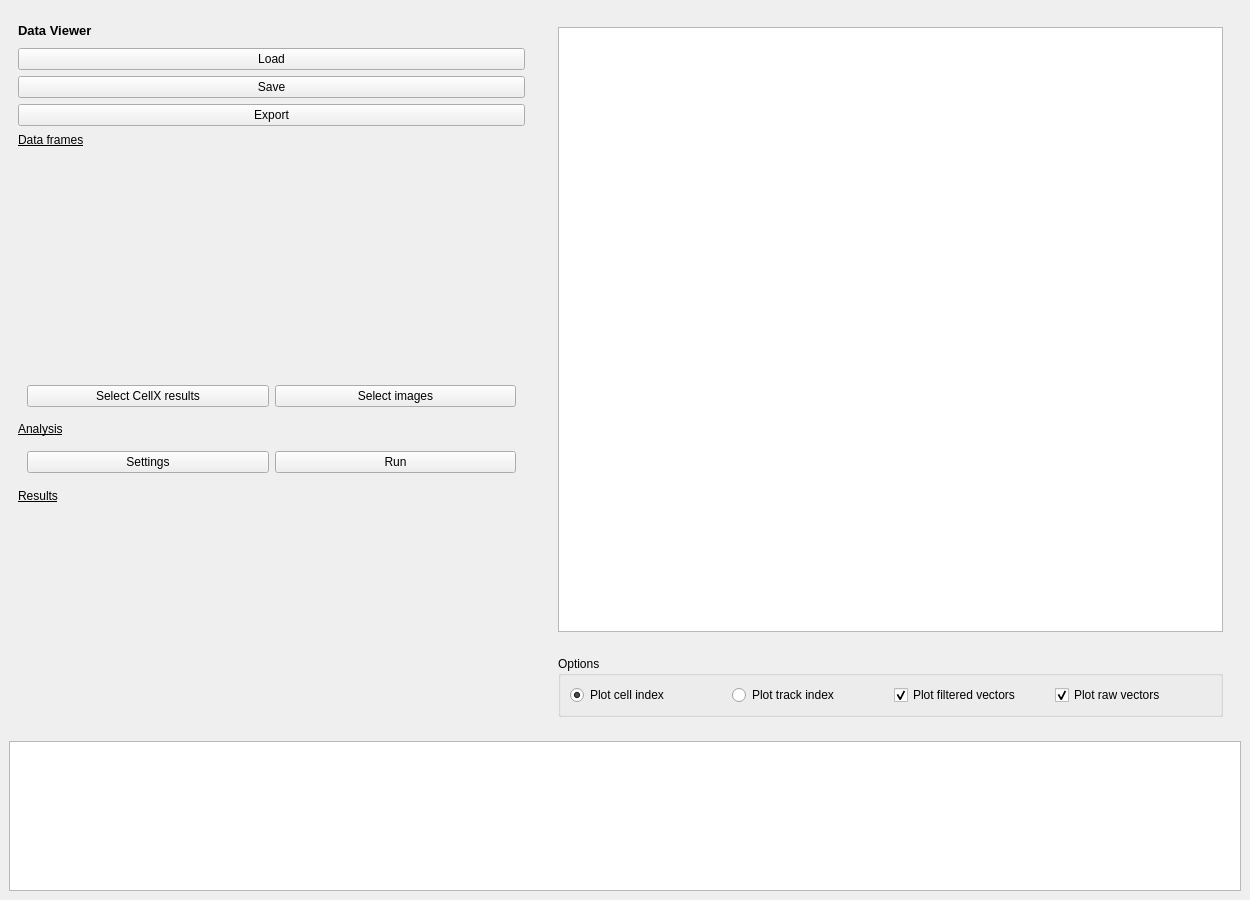
Qt form pyminflux/ui/main_window.ui (bsse-scf/pyMINFLUX) before a commit.
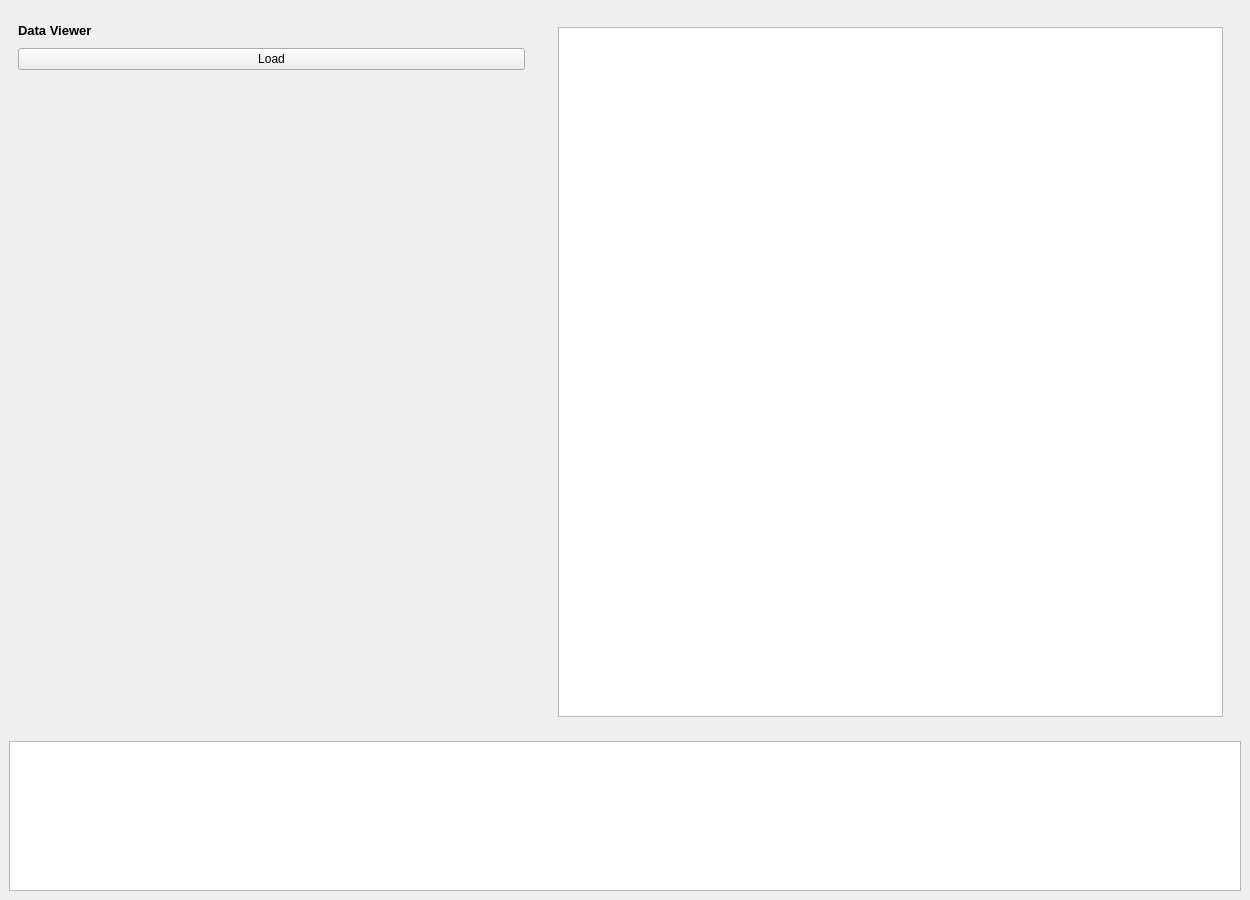
The same form after that commit.

The edit to the form file:
```diff
--- a/pyminflux/ui/main_window.ui
+++ b/pyminflux/ui/main_window.ui
@@ -20,8 +20,8 @@
    <string>MainWindow</string>
   </property>
   <widget class="QWidget" name="centralwidget">
-   <layout class="QGridLayout" name="gridLayout">
-    <item row="1" column="0">
+   <layout class="QGridLayout" name="centralwidget_layout">
+    <item row="0" column="0">
      <widget class="QWidget" name="dataviewer_widget" native="true">
       <property name="sizePolicy">
        <sizepolicy hsizetype="Preferred" vsizetype="Preferred">
@@ -68,183 +68,6 @@
          </property>
         </widget>
        </item>
-       <item>
-        <widget class="QPushButton" name="pbSaveProject">
-         <property name="text">
-          <string>Save</string>
-         </property>
-        </widget>
-       </item>
-       <item>
-        <widget class="QPushButton" name="pbExportResults">
-         <property name="text">
-          <string>Export</string>
-         </property>
-        </widget>
-       </item>
-       <item>
-        <widget class="QLabel" name="lbData">
-         <property name="sizePolicy">
-          <sizepolicy hsizetype="Preferred" vsizetype="Fixed">
-           <horstretch>0</horstretch>
-           <verstretch>0</verstretch>
-          </sizepolicy>
-         </property>
-         <property name="minimumSize">
-          <size>
-           <width>0</width>
-           <height>16</height>
-          </size>
-         </property>
-         <property name="maximumSize">
-          <size>
-           <width>16777215</width>
-           <height>16</height>
-          </size>
-         </property>
-         <property name="font">
-          <font>
-           <underline>true</underline>
-          </font>
-         </property>
-         <property name="text">
-          <string>Data frames</string>
-         </property>
-        </widget>
-       </item>
-       <item>
-        <widget class="QWidget" name="wgData" native="true">
-         <property name="sizePolicy">
-          <sizepolicy hsizetype="Preferred" vsizetype="MinimumExpanding">
-           <horstretch>0</horstretch>
-           <verstretch>0</verstretch>
-          </sizepolicy>
-         </property>
-         <layout class="QGridLayout" name="gridLayout_3">
-          <item row="0" column="0">
-           <layout class="QGridLayout" name="data_layout"/>
-          </item>
-         </layout>
-        </widget>
-       </item>
-       <item>
-        <widget class="QWidget" name="wgInputFiles" native="true">
-         <property name="sizePolicy">
-          <sizepolicy hsizetype="Preferred" vsizetype="Fixed">
-           <horstretch>0</horstretch>
-           <verstretch>0</verstretch>
-          </sizepolicy>
-         </property>
-         <property name="minimumSize">
-          <size>
-           <width>0</width>
-           <height>40</height>
-          </size>
-         </property>
-         <property name="maximumSize">
-          <size>
-           <width>16777215</width>
-           <height>184</height>
-          </size>
-         </property>
-         <layout class="QGridLayout" name="gridLayout_2">
-          <item row="0" column="0">
-           <layout class="QHBoxLayout" name="horizontalLayout">
-            <property name="sizeConstraint">
-             <enum>QLayout::SetFixedSize</enum>
-            </property>
-            <item>
-             <widget class="QPushButton" name="pbSelectData">
-              <property name="text">
-               <string>Select CellX results</string>
-              </property>
-             </widget>
-            </item>
-            <item>
-             <widget class="QPushButton" name="pbSelectImages">
-              <property name="text">
-               <string>Select images</string>
-              </property>
-             </widget>
-            </item>
-           </layout>
-          </item>
-         </layout>
-        </widget>
-       </item>
-       <item>
-        <widget class="QLabel" name="lbAnalysis">
-         <property name="font">
-          <font>
-           <italic>false</italic>
-           <underline>true</underline>
-          </font>
-         </property>
-         <property name="text">
-          <string>Analysis</string>
-         </property>
-        </widget>
-       </item>
-       <item>
-        <widget class="QWidget" name="wgAnalysis" native="true">
-         <property name="sizePolicy">
-          <sizepolicy hsizetype="Preferred" vsizetype="Fixed">
-           <horstretch>0</horstretch>
-           <verstretch>0</verstretch>
-          </sizepolicy>
-         </property>
-         <layout class="QGridLayout" name="gridLayout_6">
-          <item row="0" column="0">
-           <layout class="QGridLayout" name="gridLayout_5">
-            <item row="0" column="0">
-             <widget class="QPushButton" name="pbSettings">
-              <property name="text">
-               <string>Settings</string>
-              </property>
-             </widget>
-            </item>
-            <item row="0" column="1">
-             <widget class="QPushButton" name="pbRunTracker">
-              <property name="text">
-               <string>Run</string>
-              </property>
-             </widget>
-            </item>
-           </layout>
-          </item>
-         </layout>
-        </widget>
-       </item>
-       <item>
-        <widget class="QLabel" name="lbResults">
-         <property name="sizePolicy">
-          <sizepolicy hsizetype="Preferred" vsizetype="Fixed">
-           <horstretch>0</horstretch>
-           <verstretch>0</verstretch>
-          </sizepolicy>
-         </property>
-         <property name="minimumSize">
-          <size>
-           <width>0</width>
-           <height>16</height>
-          </size>
-         </property>
-         <property name="maximumSize">
-          <size>
-           <width>16777215</width>
-           <height>16</height>
-          </size>
-         </property>
-         <property name="font">
-          <font>
-           <underline>true</underline>
-          </font>
-         </property>
-         <property name="text">
-          <string>Results</string>
-         </property>
-        </widget>
-       </item>
        <item>
         <widget class="QWidget" name="wgResults" native="true">
          <property name="sizePolicy">
@@ -291,7 +114,7 @@
       </property>
      </widget>
     </item>
-    <item row="1" column="1">
+    <item row="0" column="1">
      <widget class="QWidget" name="plotting_widget_container" native="true">
       <property name="sizePolicy">
        <sizepolicy hsizetype="Preferred" vsizetype="Preferred">
@@ -325,74 +148,6 @@
          </item>
         </layout>
        </item>
-       <item>
-        <widget class="QWidget" name="widget_3" native="true">
-         <property name="sizePolicy">
-          <sizepolicy hsizetype="Preferred" vsizetype="Minimum">
-           <horstretch>0</horstretch>
-           <verstretch>0</verstretch>
-          </sizepolicy>
-         </property>
-         <layout class="QGridLayout" name="gridLayout_8">
-          <item row="0" column="0">
-           <layout class="QGridLayout" name="gridLayout_7">
-            <item row="0" column="0">
-             <widget class="QGroupBox" name="gbDisplayOptions">
-              <property name="sizePolicy">
-               <sizepolicy hsizetype="Preferred" vsizetype="Minimum">
-                <horstretch>0</horstretch>
-                <verstretch>0</verstretch>
-               </sizepolicy>
-              </property>
-              <property name="title">
-               <string>Options</string>
-              </property>
-              <layout class="QHBoxLayout" name="horizontalLayout_2">
-               <item>
-                <widget class="QRadioButton" name="rbPlotCellIndex">
-                 <property name="text">
-                  <string>Plot cell index</string>
-                 </property>
-                 <property name="checked">
-                  <bool>true</bool>
-                 </property>
-                </widget>
-               </item>
-               <item>
-                <widget class="QRadioButton" name="rbPlotTrackIndex">
-                 <property name="text">
-                  <string>Plot track index</string>
-                 </property>
-                </widget>
-               </item>
-               <item>
-                <widget class="QCheckBox" name="cbPlotFiltVectors">
-                 <property name="text">
-                  <string>Plot filtered vectors</string>
-                 </property>
-                 <property name="checked">
-                  <bool>true</bool>
-                 </property>
-                </widget>
-               </item>
-               <item>
-                <widget class="QCheckBox" name="cbPlotRawVectors">
-                 <property name="text">
-                  <string>Plot raw vectors</string>
-                 </property>
-                 <property name="checked">
-                  <bool>true</bool>
-                 </property>
-                </widget>
-               </item>
-              </layout>
-             </widget>
-            </item>
-           </layout>
-          </item>
-         </layout>
-        </widget>
-       </item>
       </layout>
      </widget>
     </item>
```
Left out of the diff: 2 changed lines with no effect on the pictures.
